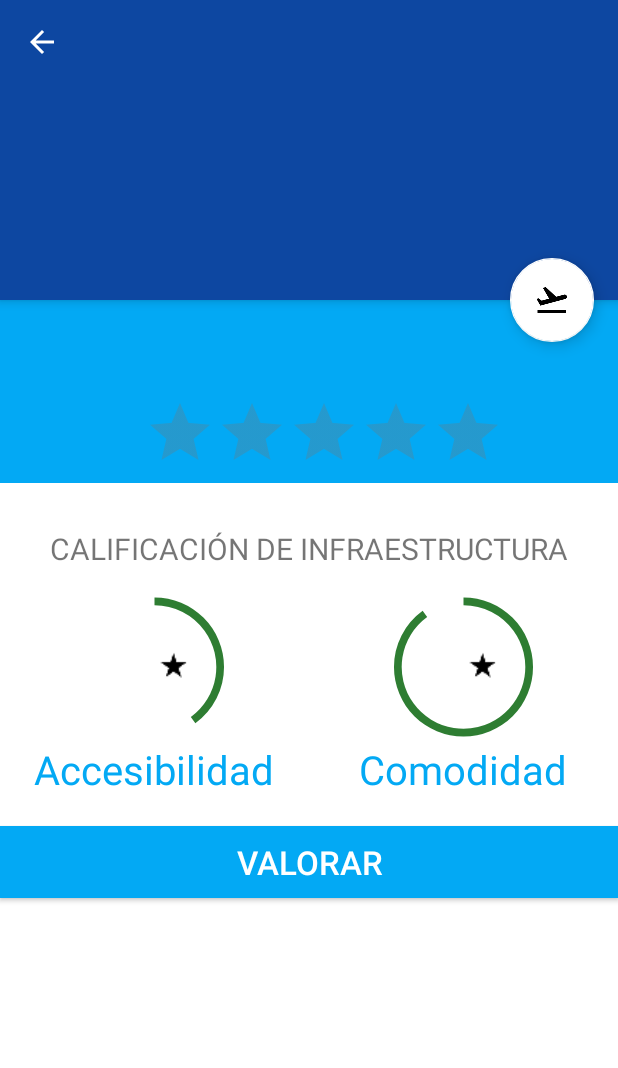
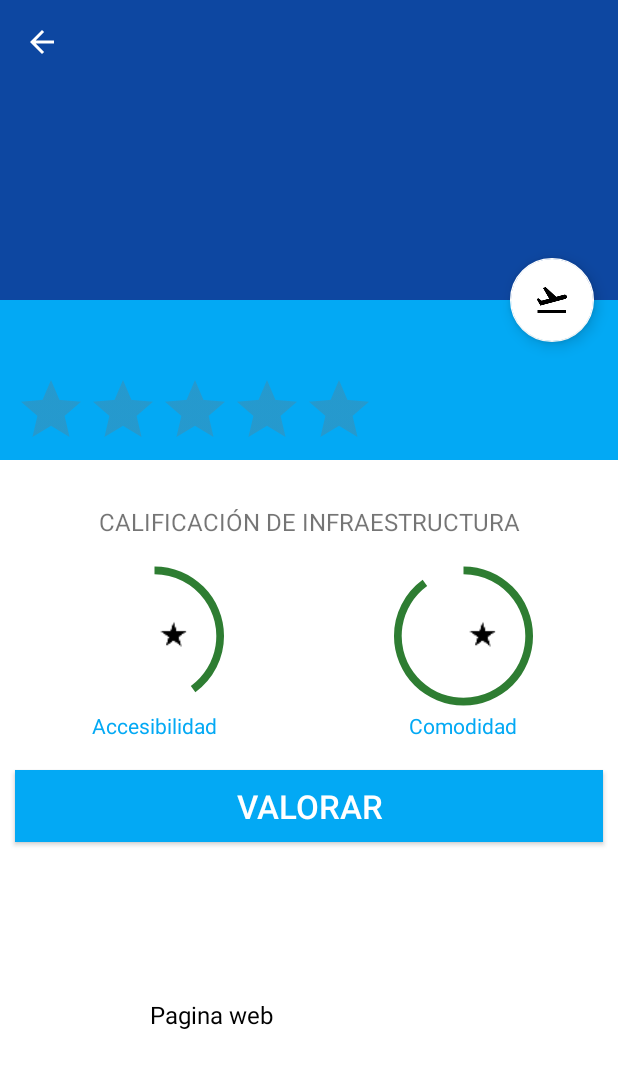
Before and after one commit to Vichoh/InclusivApp, an Android app: the descLugar screen opened directly, with no data from a screen before it, on a phone screen of 412 x 824 dp. Shown: the top 1068 px of the screen. Run offline under Robolectric (Android 15) with nearby library versions, the phone set to English and light mode, and no system bars; our stand-ins replace Volley; network calls fail; 1 statement that could not run was skipped.

Commit message:
asda
asdasd

```diff
--- a/Avance/app/src/main/java/com/example/adrian/avance/InfoLugar.java
+++ b/Avance/app/src/main/java/com/example/adrian/avance/InfoLugar.java
@@ -84,7 +84,7 @@ public class InfoLugar extends AppCompatActivity {
     private SwitchCompat lavamanos ;
     private Button cargarImagenes;
 
-    private String servicio = "http://cffca80a.ngrok.io/InclusivApp/";
+    private String servicio = "http://84c513c9.ngrok.io/InclusivApp/";
     private String dirEstablecimiento = "controllers/establecimiento.php";
     private String dirAccesibilidad = "controllers/accesibilidad.php";
     private String dirComodidad = "controllers/comodidad.php";
@@ -202,7 +202,7 @@ public class InfoLugar extends AppCompatActivity {
         infoWeb = (EditText) findViewById(R.id.infoWeb);
         nota = (EditText) findViewById(R.id.notas);
         infoEmail = (EditText) findViewById(R.id.infoEmail);
-        valoracion = (RatingBar) findViewById(R.id.valoracion) ;
+        //valoracion = (RatingBar) findViewById(R.id.valoracion) ;
         infoNombre = (EditText) findViewById(R.id.infoNombre);
         enviarInfo = (Button) findViewById(R.id.botonEnviarInfo);
 
@@ -353,7 +353,7 @@ public class InfoLugar extends AppCompatActivity {
                 map.put("banda",String.valueOf(bandaAntiAcces.isChecked()));
                 map.put("barra",String.valueOf(barraApoyoAcces.isChecked()));
                 map.put("nota",nota.getText().toString());
-                map.put("valoracion",valoracion.getRating()+"");
+                map.put("valoracion","1");
 
                 return map;
             }
--- a/Avance/app/src/main/java/com/example/adrian/avance/descLugar.java
+++ b/Avance/app/src/main/java/com/example/adrian/avance/descLugar.java
@@ -38,8 +38,6 @@ import back.Rutas;
 public class descLugar extends AppCompatActivity {
 
     private CollapsingToolbarLayout nombre_Intitucion_lista;
-
-
     private TextView nombreEstablecimiento;
     private RatingBar calificacionPromedio;
     private TextView valoracion_centro_accesibilidad;
@@ -55,13 +53,13 @@ public class descLugar extends AppCompatActivity {
     private String latLugar;
     private String lonLugar;
     private String codCategoria;
-
+    private String  cod_establecimiento;
 
 
     private ViewPager galeria;
     private GaleriaAdaptador galeriaAdaptador;
-    private String dirImg = "http://cffca80a.ngrok.io/InclusivApp/img/";
-    private String servicioImg = "http://cffca80a.ngrok.io/InclusivApp/controllers/img.php";
+    private String dirImg = "http://84c513c9.ngrok.io/InclusivApp/img/";
+    private String servicioImg = "http://84c513c9.ngrok.io/InclusivApp/controllers/img.php";
 
 
 
@@ -84,7 +82,7 @@ public class descLugar extends AppCompatActivity {
         valoracion_centro_accesibilidad = (TextView) findViewById(R.id.valoracion_centro_accesibilidad);
         valoracion_centro_comodidad = (TextView) findViewById(R.id.valoracion_centro_comodidad);
         direccionDesc = (TextView) findViewById(R.id.direccionDesc);
-        horariDesc = (TextView) findViewById(R.id.horariDesc);
+
         nombreEstablecimiento = (TextView) findViewById(R.id.nombreLugar);
         telefonoDesc = (TextView) findViewById(R.id.telefonoDesc);
         calificacionPromedio = (RatingBar) findViewById(R.id.valoracionPromedio);
@@ -96,15 +94,16 @@ public class descLugar extends AppCompatActivity {
         valoracion_centro_accesibilidad.setText(getIntent().getStringExtra("valoracion_centro_accesibilidad"));
         valoracion_centro_comodidad.setText(getIntent().getStringExtra("valoracion_centro_comodidad"));
         direccionDesc.setText(getIntent().getStringExtra("direccionDesc"));
-        horariDesc.setText(getIntent().getStringExtra("horariDesc"));
+
         telefonoDesc.setText(getIntent().getStringExtra("telefonoDesc"));
         //calificacionPromedio.setRating(Float.parseFloat(getIntent().getStringExtra("calificacionPromedio")));
        // progress_bar_accesibilidad.setProgress(Integer.parseInt(getIntent().getStringExtra("progress_bar_accesibilidad"))*2);
       //  progress_bar_comodidad.setProgress(Integer.parseInt(getIntent().getStringExtra("progress_bar_comodidad"))*2);
 
+        nombre_Intitucion_lista.setTitle("Establecimiento");
 
 
-
+        cod_establecimiento = getIntent().getStringExtra("cod_establecimiento");
         codCategoria = getIntent().getStringExtra("codCategoria");
         myLat = getIntent().getStringExtra("myLat");
         myLon = getIntent().getStringExtra("myLon");
@@ -140,6 +139,7 @@ public class descLugar extends AppCompatActivity {
             public void onClick(View view) {
                 Intent intent = new Intent (getApplicationContext(), Valorar.class);
                 intent.putExtra("codCategoria", codCategoria);
+                intent.putExtra("cod_Establecimiento", codCategoria);
                 startActivity(intent);
             }
         });
@@ -208,7 +208,7 @@ public class descLugar extends AppCompatActivity {
     private void setToolbar() {
         Toolbar toolbar = (Toolbar) findViewById(R.id.detail_toolbar);
         toolbar.setTitle("");
-        setSupportActionBar(toolbar);
+         setSupportActionBar(toolbar);
         getSupportActionBar().setDisplayHomeAsUpEnabled(true);
     }
     @Override
--- a/Avance/app/src/main/res/layout/activity_desc_lugar.xml
+++ b/Avance/app/src/main/res/layout/activity_desc_lugar.xml
@@ -6,18 +6,48 @@
     tools:context=".descLugar"
     tools:ignore="MergeRootFrame">
 
-    <android.support.design.widget.FloatingActionButton
-        android:id="@+id/Truta"
-        android:layout_width="wrap_content"
+    <android.support.design.widget.AppBarLayout
+        android:id="@+id/app_bar"
+        android:layout_width="match_parent"
         android:layout_height="wrap_content"
-        android:layout_gravity="center_vertical|start"
-        android:layout_margin="16dp"
-        android:src="@drawable/ic_flight_takeoff_black_24dp"
-        app:layout_anchor="@+id/website_detail_container"
-        app:layout_anchorGravity="top|end"
-        app:backgroundTint="@android:color/white"
+        android:fitsSystemWindows="true"
+        android:theme="@style/ThemeOverlay.AppCompat.Dark.ActionBar">
 
-        />
+
+
+
+
+        <android.support.design.widget.CollapsingToolbarLayout
+            android:id="@+id/toolbar_layout"
+            android:layout_width="match_parent"
+            android:layout_height="200dp"
+            android:fitsSystemWindows="true"
+            app:contentScrim="?attr/colorPrimaryDark"
+            app:expandedTitleTextAppearance="@style/CollapsingToolbarLayoutExpandedTextStyle"
+            app:layout_scrollFlags="scroll|exitUntilCollapsed"
+
+            android:background="#0D47A1">
+
+            <android.support.v4.view.ViewPager
+                android:id="@+id/viewPager"
+                android:background="@android:color/transparent"
+                android:src="@drawable/ic_add_a_photo_white_48dp"
+                android:layout_height="match_parent"
+                android:layout_width="match_parent"
+                app:layout_collapseMode="parallax"/>
+
+
+            <android.support.v7.widget.Toolbar
+                android:layout_width="match_parent"
+                android:layout_height="?attr/actionBarSize"
+                android:id="@+id/detail_toolbar"/>
+
+
+        </android.support.design.widget.CollapsingToolbarLayout>
+
+    </android.support.design.widget.AppBarLayout>
+
+
 
     <android.support.v4.widget.NestedScrollView
         android:id="@+id/website_detail_container"
@@ -28,18 +58,21 @@
 
 
     <LinearLayout
+        xmlns:android="http://schemas.android.com/apk/res/android"
+        xmlns:app="http://schemas.android.com/apk/res-auto"
         android:layout_width="match_parent"
-        android:layout_height="wrap_content"
+        android:layout_height="match_parent"
         android:orientation="vertical"
-        android:background="@color/colorPrimary">
+        android:background="@color/colorPrimary"
+        android:weightSum="1">
 
         <TextView
             android:layout_width="match_parent"
             android:layout_height="wrap_content"
             android:id="@+id/nombreLugar"
             android:text="Nombre"
-            android:textSize="40dp"
-            android:padding="5dp"
+            android:textSize="22dp"
+            android:padding="10dp"
             android:textColor="@android:color/white"
             />
 
@@ -49,10 +82,10 @@
             android:layout_height="wrap_content"
             android:numStars="5"
             android:stepSize="0.5"
-            android:layout_gravity="center"
+            android:layout_gravity="left"
             android:theme="@style/RatingBar"
             android:layout_marginLeft="10dp"
-            android:clickable="false"
+            android:clickable="true"
 
             />
 
@@ -73,7 +106,7 @@
                 android:text="CALIFICACIÓN DE INFRAESTRUCTURA"
                 android:textAlignment="center"
                 android:paddingTop="30dp"
-                android:textSize="20dp"/>
+                android:textSize="16dp"/>
 
 
             <LinearLayout
@@ -163,7 +196,7 @@
                         android:layout_height="match_parent"
                         android:text="Accesibilidad"
                         android:textAlignment="center"
-                        android:textSize="40px"
+                        android:textSize="14dp"
                         android:textColor="@color/colorPrimary"/>
 
                 </LinearLayout>
@@ -245,7 +278,7 @@
                         android:layout_height="match_parent"
                         android:text="Comodidad"
                         android:textAlignment="center"
-                        android:textSize="40px"
+                        android:textSize="14dp"
                         android:id="@+id/textView2"
                         android:textColor="@color/colorPrimary"/>
 
@@ -254,7 +287,7 @@
             </LinearLayout>
 
             <Button
-                android:layout_width="match_parent"
+                android:layout_width="fill_parent"
                 android:layout_height="match_parent"
                 android:background="@color/colorPrimary"
                 android:text="VALORAR"
@@ -262,33 +295,67 @@
                 android:textSize="22dp"
                 android:layout_marginTop="20dp"
                 android:id="@+id/botonValorar"
+                android:layout_marginLeft="10dp"
+                android:layout_marginRight="10dp"
                 />
 
-            <TextView
+            <LinearLayout
                 android:layout_width="match_parent"
                 android:layout_height="match_parent"
-                android:text="Direccion"
-                android:layout_marginLeft="15px"
-                android:textSize="40px"
-                android:id="@+id/direccionDesc"
-                />
-            <TextView
+                android:orientation="horizontal"
+                android:layout_marginTop="60dp">
+
+
+                <TextView
+
+                    android:layout_width="match_parent"
+                    android:layout_height="match_parent"
+                    android:text="Direccion"
+                    android:layout_marginLeft="150px"
+                    android:textSize="16dp"
+                    android:id="@+id/direccionDesc"
+                    android:textColor="@android:color/black"
+                    />
+            </LinearLayout>
+
+
+            <LinearLayout
                 android:layout_width="match_parent"
                 android:layout_height="match_parent"
-                android:text="Horario"
-                android:layout_marginLeft="15px"
-                android:textSize="40px"
-                android:id="@+id/horariDesc"
-                />
-            <TextView
+                android:orientation="horizontal">
+
+
+                <TextView
+                    android:layout_width="match_parent"
+                    android:layout_height="match_parent"
+                    android:text="Telefono"
+                    android:layout_marginLeft="150px"
+                    android:textSize="16dp"
+                    android:id="@+id/telefonoDesc"
+                    android:textColor="@android:color/black"
+                    />
+
+            </LinearLayout>
+
+            <LinearLayout
                 android:layout_width="match_parent"
                 android:layout_height="match_parent"
-                android:text="Telefono"
-                android:layout_marginLeft="15px"
-                android:textSize="40px"
-                android:id="@+id/telefonoDesc"
-                />
+                android:orientation="horizontal">
 
+
+                <TextView
+                    android:layout_width="match_parent"
+                    android:layout_height="match_parent"
+                    android:text="Pagina web"
+                    android:layout_marginLeft="150px"
+                    android:textSize="16dp"
+                    android:id="@+id/correoDesc"
+                    android:textColor="@android:color/black"
+                    />
+
+
+
+            </LinearLayout>
 
 
 
@@ -299,58 +366,20 @@
 
 
 
+    </android.support.v4.widget.NestedScrollView>
+
+    <android.support.design.widget.FloatingActionButton
+        android:id="@+id/Truta"
+        android:layout_width="wrap_content"
+        android:layout_height="wrap_content"
+        android:layout_gravity="center_vertical|start"
+        android:layout_margin="16dp"
+        android:src="@drawable/ic_flight_takeoff_black_24dp"
+        app:layout_anchor="@+id/website_detail_container"
+        app:layout_anchorGravity="top|end"
+        app:backgroundTint="@android:color/white"
+
+        />
 
 
-
-
-
-    </android.support.v4.widget.NestedScrollView>
-
-    <android.support.design.widget.AppBarLayout
-        android:id="@+id/app_bar"
-        android:layout_width="match_parent"
-        android:layout_height="wrap_content"
-        android:fitsSystemWindows="true"
-        android:theme="@style/ThemeOverlay.AppCompat.Dark.ActionBar">
-
-
-
-
-        <android.support.design.widget.CollapsingToolbarLayout
-            android:id="@+id/toolbar_layout"
-            android:layout_width="match_parent"
-            android:layout_height="200dp"
-            android:fitsSystemWindows="true"
-            app:contentScrim="?attr/colorPrimaryDark"
-            app:expandedTitleTextAppearance="@style/CollapsingToolbarLayoutExpandedTextStyle"
-            app:layout_scrollFlags="scroll|exitUntilCollapsed"
-            app:toolbarId="@+id/toolbar"
-            android:background="#0D47A1">
-
-
-
-            <android.support.v7.widget.Toolbar
-                android:id="@+id/detail_toolbar"
-                android:layout_width="match_parent"
-                android:layout_height="200dp"
-                app:layout_collapseMode="pin"
-                app:popupTheme="@style/ThemeOverlay.AppCompat.Light"
-                >
-
-
-            </android.support.v7.widget.Toolbar>
-
-            <android.support.v4.view.ViewPager
-                android:id="@+id/viewPager"
-                android:background="@android:color/transparent"
-                android:src="@drawable/ic_add_a_photo_white_48dp"
-                android:layout_height="match_parent"
-                android:layout_width="match_parent">
-            </android.support.v4.view.ViewPager>
-
-
-        </android.support.design.widget.CollapsingToolbarLayout>
-
-    </android.support.design.widget.AppBarLayout>
-
 </android.support.design.widget.CoordinatorLayout>
--- a/Avance/app/src/main/res/layout/item_lista.xml
+++ b/Avance/app/src/main/res/layout/item_lista.xml
@@ -1,7 +1,7 @@
 <?xml version="1.0" encoding="utf-8"?>
 <LinearLayout xmlns:android="http://schemas.android.com/apk/res/android"
     android:orientation="horizontal" android:layout_width="match_parent"
-    android:layout_height="200dp">
+    android:layout_height="75dp">
 
     <ImageView
         android:layout_width="wrap_content"
--- a/Avance/app/src/main/res/values/styles.xml
+++ b/Avance/app/src/main/res/values/styles.xml
@@ -36,7 +36,7 @@
 
     <style name="RatingBar" parent="Theme.AppCompat">
         <item name="colorControlNormal">#757575</item>
-        <item name="colorControlActivated">#F9A825</item>
+        <item name="colorControlActivated">#FFEB3B</item>
     </style>
 
     <style name="FullWidthEditText" parent="Theme.AppCompat.Light">
```
Also changed, not shown: Avance/app/src/main/java/com/example/adrian/avance/Mapa.java (+23 -5 lines), Avance/app/src/main/java/com/example/adrian/avance/Valorar.java (+98 -135 lines), Avance/app/src/main/res/layout/activity_info_lugar.xml (+11 -28 lines), Avance/app/src/main/res/layout/activity_valorar.xml (+17 -26 lines).
